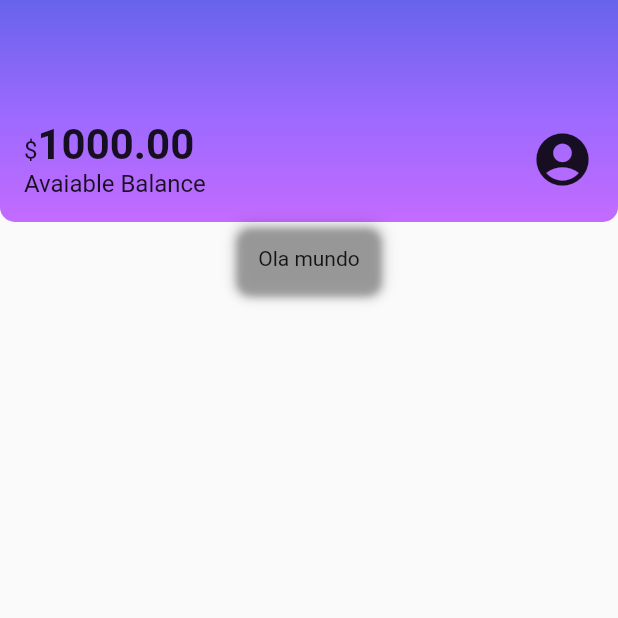
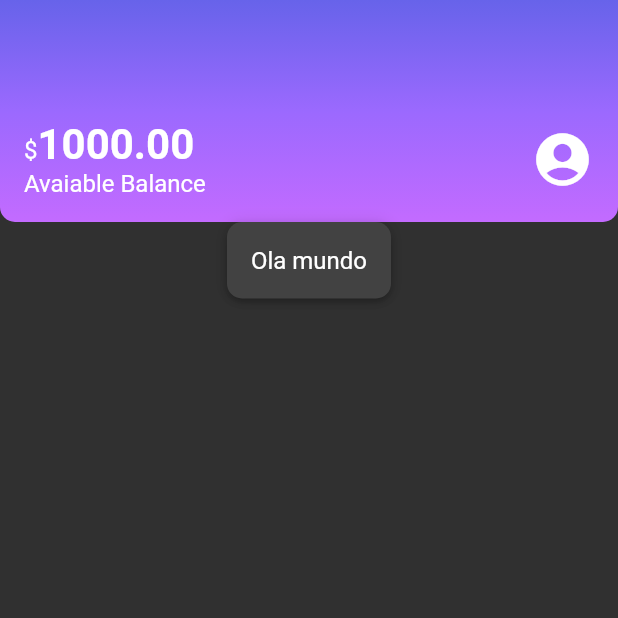
Before and after one commit to BrunaMello/alura_flutter_styling_and_reproduce_layouts, a Flutter app: the screen it shows after launch, on a phone screen of 412 x 824 dp, the top half of it. Run offline on Flutter 3.47's test engine with Material 2 defaults, Android fonts, the phone set to English and light mode, and no system bars.

Commit message:
04. Themes Implementing
We have completed an important stage! In this class, we learn to:

Understand what themes are and what they are for;
See patterns for creating a customized theme;
Establish the colors that will be used in the project in an isolated file;
Develop a new theme with our colors and typographic properties;
Adapt our project to use the stylizations of our new theme.

```diff
--- a/lib/components/box_card.dart
+++ b/lib/components/box_card.dart
@@ -12,6 +12,7 @@ class BoxCard extends StatelessWidget {
       decoration: BoxDecoration(
         boxShadow: kElevationToShadow[3],
         borderRadius: BorderRadius.circular(10),
+        color: Theme.of(context).cardColor,
       ),
       child: boxContent,
     );
--- a/lib/components/sections/header.dart
+++ b/lib/components/sections/header.dart
@@ -1,4 +1,6 @@
 import 'package:flutter/material.dart';
+
+import '../../themes/theme_colors.dart';
 
 class Header extends StatelessWidget {
   const Header({Key? key}) : super(key: key);
@@ -10,11 +12,7 @@ class Header extends StatelessWidget {
         gradient: LinearGradient(
           begin: Alignment.topCenter,
           end: Alignment.bottomCenter,
-          colors: <Color>[
-            Color.fromRGBO(103, 99, 234, 1),
-            Color.fromRGBO(155, 105, 254, 1),
-            Color.fromRGBO(195, 107, 255, 1),
-          ],
+          colors: ThemeColors.headerGradient,
         ),
         borderRadius: BorderRadius.vertical(
           bottom: Radius.circular(10),
@@ -31,14 +29,10 @@ class Header extends StatelessWidget {
                 Text.rich(
                   TextSpan(
                     text: '\$',
-                    style: TextStyle(
-                      fontSize: 16,
-                    ),
                     children: <TextSpan>[
                       TextSpan(
                         text: '1000.00',
-                        style: TextStyle(
-                            fontSize: 28, fontWeight: FontWeight.bold),
+                        style: Theme.of(context).textTheme.bodyLarge,
                       ),
                     ],
                   ),
@@ -50,10 +44,9 @@ class Header extends StatelessWidget {
                 //     fontWeight: FontWeight.bold,
                 //   ),
                 // ),
-                Text('Avaiable Balance',
-                    style: TextStyle(
-                      fontSize: 16,
-                    )),
+                Text(
+                  'Avaiable Balance',
+                ),
               ],
             ),
             Icon(
--- a/lib/main.dart
+++ b/lib/main.dart
@@ -1,4 +1,5 @@
 import 'package:alura_flutter_styling_and_reproduce_layouts/screens/home.dart';
+import 'package:alura_flutter_styling_and_reproduce_layouts/themes/my_theme.dart';
 import 'package:flutter/material.dart';
 
 void main() {
@@ -17,6 +18,7 @@ class _AlubankState extends State<Alubank> {
   Widget build(BuildContext context) {
     return MaterialApp(
       title: 'Alubank',
+      theme: MyTheme,
       home: Home(),
     );
   }
--- /dev/null
+++ b/lib/themes/my_theme.dart
@@ -0,0 +1,12 @@
+import 'package:alura_flutter_styling_and_reproduce_layouts/themes/theme_colors.dart';
+import 'package:flutter/material.dart';
+
+ThemeData MyTheme = ThemeData(
+  primarySwatch: ThemeColors.primaryColor,
+  primaryColor: ThemeColors.primaryColor,
+  brightness: Brightness.dark,
+  textTheme: TextTheme(
+    bodyMedium: TextStyle(fontSize: 16),
+    bodyLarge: TextStyle(fontSize: 28, fontWeight: FontWeight.bold),
+  ),
+);
--- /dev/null
+++ b/lib/themes/theme_colors.dart
@@ -0,0 +1,11 @@
+import 'package:flutter/material.dart';
+
+class ThemeColors {
+  static const MaterialColor primaryColor = Colors.purple;
+
+  static const List<Color> headerGradient = [
+    Color.fromRGBO(103, 99, 234, 1),
+    Color.fromRGBO(155, 105, 254, 1),
+    Color.fromRGBO(195, 107, 255, 1),
+  ];
+}
```
